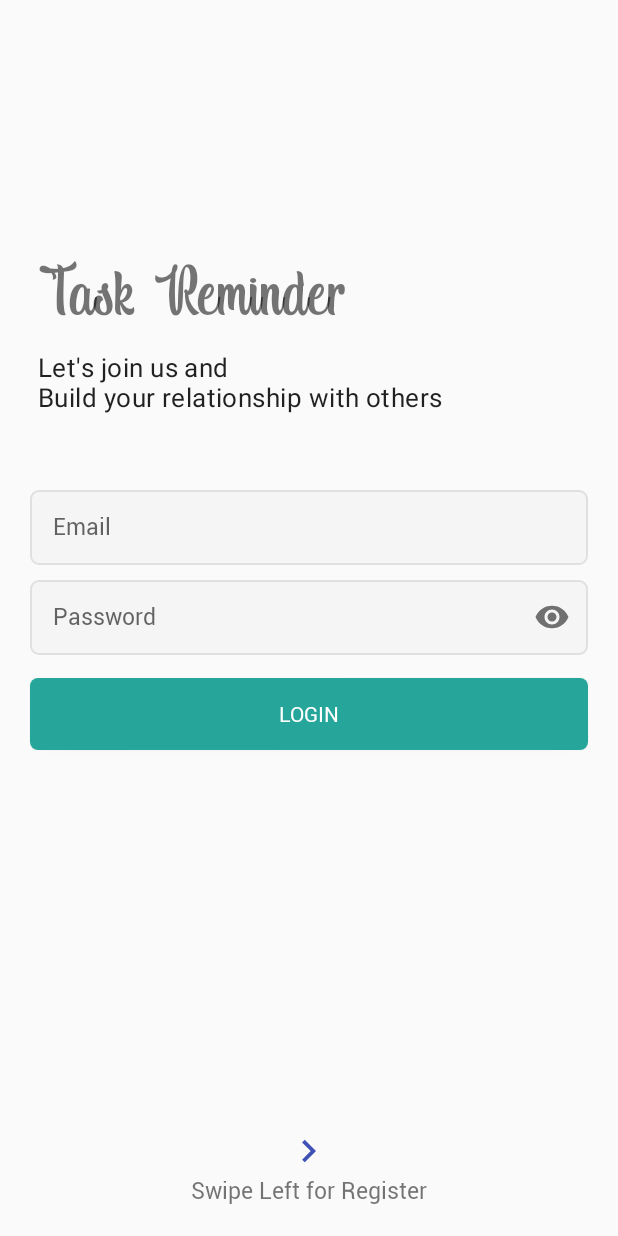
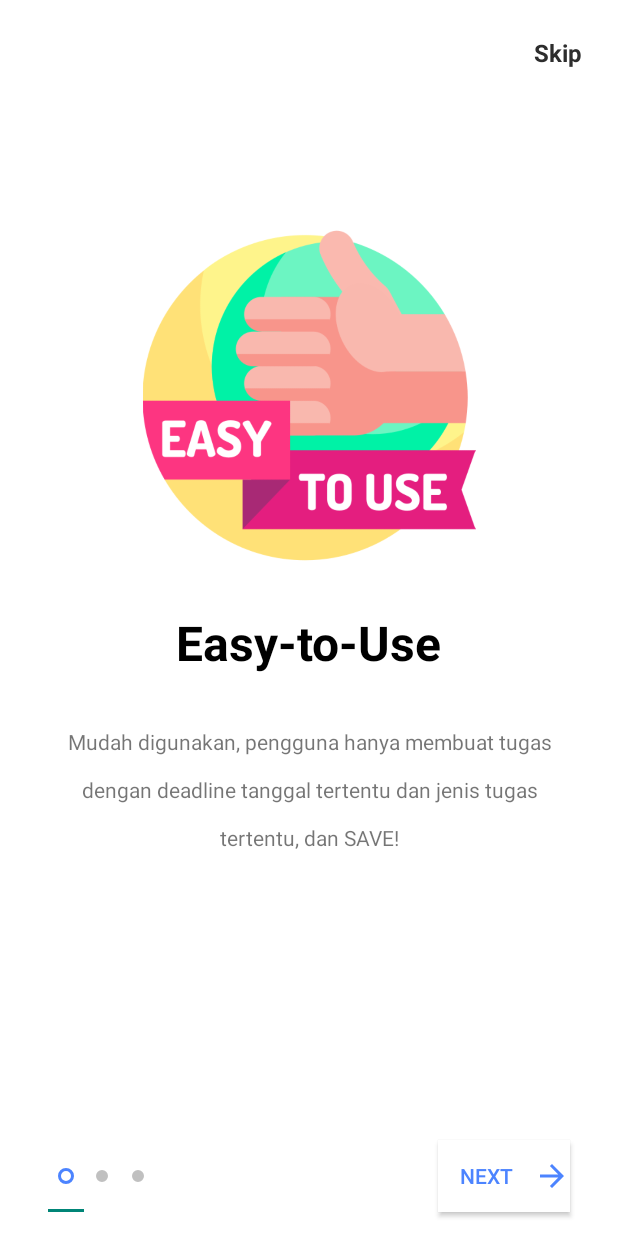
Before and after one commit to sahruldotid/TaskReminder, an Android app: the screen it shows after launch (AuthActivity before the commit, SplashActivity after it), on a phone screen of 412 x 824 dp. Run offline under Robolectric (Android 15) with nearby library versions, the phone set to English and light mode, and no system bars.

Commit message:
add splash screen

```diff
--- /dev/null
+++ b/app/src/main/java/com/syahrul/taskreminder/IntroViewPagerAdapter.java
@@ -0,0 +1,63 @@
+package com.syahrul.taskreminder;
+
+import android.content.Context;
+import android.view.LayoutInflater;
+import android.view.View;
+import android.view.ViewGroup;
+import android.widget.ImageView;
+import android.widget.TextView;
+
+import androidx.annotation.NonNull;
+import androidx.viewpager.widget.PagerAdapter;
+
+import java.util.List;
+
+public class IntroViewPagerAdapter extends PagerAdapter {
+    Context mContext;
+    List<ScreenItem> mListScreen;
+
+    public IntroViewPagerAdapter(Context mContext, List<ScreenItem> mListScreen) {
+        this.mContext = mContext;
+        this.mListScreen = mListScreen;
+    }
+
+
+    @NonNull
+    @Override
+    public Object instantiateItem(@NonNull ViewGroup container, int position) {
+
+        LayoutInflater inflater = (LayoutInflater) mContext.getSystemService(Context.LAYOUT_INFLATER_SERVICE);
+        View layoutScreen = inflater.inflate(R.layout.layout_screen, null);
+
+        ImageView imgSlide = layoutScreen.findViewById(R.id.intro_img);
+        TextView title = layoutScreen.findViewById(R.id.intro_title);
+        TextView description = layoutScreen.findViewById(R.id.intro_description);
+
+        title.setText(mListScreen.get(position).getTitle());
+        description.setText(mListScreen.get(position).getDescription());
+        imgSlide.setImageResource(mListScreen.get(position).getScreenImg());
+
+        container.addView(layoutScreen);
+
+        return layoutScreen;
+
+
+    }
+
+    @Override
+    public int getCount() {
+        return mListScreen.size();
+    }
+
+    @Override
+    public boolean isViewFromObject(@NonNull View view, @NonNull Object o) {
+        return view == o;
+    }
+
+    @Override
+    public void destroyItem(@NonNull ViewGroup container, int position, @NonNull Object object) {
+
+        container.removeView((View) object);
+
+    }
+}
--- /dev/null
+++ b/app/src/main/java/com/syahrul/taskreminder/ScreenItem.java
@@ -0,0 +1,36 @@
+package com.syahrul.taskreminder;
+
+public class ScreenItem {
+    String Title,Description;
+    int ScreenImg;
+
+    public ScreenItem(String title, String description, int screenImg) {
+        Title = title;
+        Description = description;
+        ScreenImg = screenImg;
+    }
+
+    public void setTitle(String title) {
+        Title = title;
+    }
+
+    public void setDescription(String description) {
+        Description = description;
+    }
+
+    public void setScreenImg(int screenImg) {
+        ScreenImg = screenImg;
+    }
+
+    public String getTitle() {
+        return Title;
+    }
+
+    public String getDescription() {
+        return Description;
+    }
+
+    public int getScreenImg() {
+        return ScreenImg;
+    }
+}
--- /dev/null
+++ b/app/src/main/java/com/syahrul/taskreminder/SplashActivity.java
@@ -0,0 +1,213 @@
+package com.syahrul.taskreminder;
+
+import androidx.appcompat.app.AppCompatActivity;
+import androidx.viewpager.widget.ViewPager;
+
+import android.content.Intent;
+import android.content.SharedPreferences;
+import android.os.Bundle;
+import android.view.View;
+import android.view.Window;
+import android.view.WindowManager;
+import android.view.animation.Animation;
+import android.view.animation.AnimationUtils;
+import android.widget.Button;
+import android.widget.TextView;
+
+import com.google.android.material.tabs.TabLayout;
+
+import java.util.ArrayList;
+import java.util.List;
+
+public class SplashActivity extends AppCompatActivity {
+
+    private ViewPager screenPager;
+    IntroViewPagerAdapter introViewPagerAdapter ;
+    TabLayout tabIndicator;
+    Button btnNext;
+    int position = 0 ;
+    Button btnGetStarted;
+    Animation btnAnim ;
+    TextView tvSkip;
+
+
+    @Override
+    protected void onCreate(Bundle savedInstanceState) {
+        super.onCreate(savedInstanceState);
+
+        // make the activity on full screen
+
+        requestWindowFeature(Window.FEATURE_NO_TITLE);
+        getWindow().setFlags(WindowManager.LayoutParams.FLAG_FULLSCREEN,
+                WindowManager.LayoutParams.FLAG_FULLSCREEN);
+
+
+        // when this activity is about to be launch we need to check if its openened before or not
+
+        if (restorePrefData()) {
+
+            Intent loginActivity = new Intent(getApplicationContext(), AuthActivity.class );
+            startActivity(loginActivity);
+            finish();
+
+
+        }
+
+        setContentView(R.layout.activity_splash);
+
+        // hide the action bar
+
+//        getSupportActionBar().hide();
+
+        // ini views
+        btnNext = findViewById(R.id.btn_next);
+        btnGetStarted = findViewById(R.id.btn_get_started);
+        tabIndicator = findViewById(R.id.tab_indicator);
+        btnAnim = AnimationUtils.loadAnimation(getApplicationContext(),R.anim.button_animation);
+        tvSkip = findViewById(R.id.tv_skip);
+
+        // fill list screen
+
+        final List<ScreenItem> mList = new ArrayList<>();
+        mList.add(new ScreenItem("Easy-to-Use","Mudah digunakan, pengguna hanya membuat tugas dengan deadline tanggal tertentu dan jenis tugas tertentu, dan SAVE!",R.drawable.img1));
+        mList.add(new ScreenItem("Add-Edit-Save","Pengguna bisa menambahkan tugas, mengedit tugas, menyimpan tugas, dan menghapus tugas",R.drawable.img2));
+        mList.add(new ScreenItem("Get Notification","Notifikasi Tugas akan otomatis muncul di Notification Bar ketika tugas selesai dibuat",R.drawable.img3));
+
+        // setup viewpager
+        screenPager =findViewById(R.id.screen_viewpager);
+        introViewPagerAdapter = new IntroViewPagerAdapter(this,mList);
+        screenPager.setAdapter(introViewPagerAdapter);
+
+        // setup tablayout with viewpager
+
+        tabIndicator.setupWithViewPager(screenPager);
+
+        // next button click Listner
+
+        btnNext.setOnClickListener(new View.OnClickListener() {
+            @Override
+            public void onClick(View v) {
+
+                position = screenPager.getCurrentItem();
+                if (position < mList.size()) {
+
+                    position++;
+                    screenPager.setCurrentItem(position);
+
+
+                }
+
+                if (position == mList.size()-1) { // when we rech to the last screen
+
+                    // TODO : show the GETSTARTED Button and hide the indicator and the next button
+
+                    loaddLastScreen();
+
+
+                }
+
+
+
+            }
+        });
+
+        // tablayout add change listener
+
+
+        tabIndicator.addOnTabSelectedListener(new TabLayout.BaseOnTabSelectedListener() {
+            @Override
+            public void onTabSelected(TabLayout.Tab tab) {
+
+                if (tab.getPosition() == mList.size()-1) {
+
+                    loaddLastScreen();
+
+                }
+
+
+            }
+
+            @Override
+            public void onTabUnselected(TabLayout.Tab tab) {
+
+            }
+
+            @Override
+            public void onTabReselected(TabLayout.Tab tab) {
+
+            }
+        });
+
+
+
+        // Get Started button click listener
+
+        btnGetStarted.setOnClickListener(new View.OnClickListener() {
+            @Override
+            public void onClick(View v) {
+
+
+                //open main activity
+
+                Intent auth = new Intent(getApplicationContext(),AuthActivity.class);
+                startActivity(auth);
+                // also we need to save a boolean value to storage so next time when the user run the app
+                // we could know that he is already checked the intro screen activity
+                // i'm going to use shared preferences to that process
+                savePrefsData();
+                finish();
+
+
+
+            }
+        });
+
+        // skip button click listener
+
+        tvSkip.setOnClickListener(new View.OnClickListener() {
+            @Override
+            public void onClick(View v) {
+                screenPager.setCurrentItem(mList.size());
+            }
+        });
+
+
+
+    }
+
+    private boolean restorePrefData() {
+
+
+        SharedPreferences pref = getApplicationContext().getSharedPreferences("myPrefs",MODE_PRIVATE);
+        Boolean isIntroActivityOpnendBefore = pref.getBoolean("isIntroOpnend",false);
+        return  isIntroActivityOpnendBefore;
+
+
+
+    }
+
+    private void savePrefsData() {
+
+        SharedPreferences pref = getApplicationContext().getSharedPreferences("myPrefs",MODE_PRIVATE);
+        SharedPreferences.Editor editor = pref.edit();
+        editor.putBoolean("isIntroOpnend",true);
+        editor.commit();
+
+
+    }
+
+    // show the GETSTARTED Button and hide the indicator and the next button
+    private void loaddLastScreen() {
+
+        btnNext.setVisibility(View.INVISIBLE);
+        btnGetStarted.setVisibility(View.VISIBLE);
+        tvSkip.setVisibility(View.INVISIBLE);
+        tabIndicator.setVisibility(View.INVISIBLE);
+        // TODO : ADD an animation the getstarted button
+        // setup animation
+        btnGetStarted.setAnimation(btnAnim);
+
+
+
+    }
+}
--- /dev/null
+++ b/app/src/main/res/drawable-v24/btn_gradient_style.xml
@@ -0,0 +1,11 @@
+<?xml version="1.0" encoding="utf-8"?>
+<shape xmlns:android="http://schemas.android.com/apk/res/android">
+
+    <corners android:radius="6dp"></corners>
+
+
+    <gradient android:startColor="@color/gradient_start_color"
+        android:endColor="@color/gradient_end_color" />
+
+
+</shape>
--- /dev/null
+++ b/app/src/main/res/drawable-v24/ic_arrow_forward_black_24dp.xml
@@ -0,0 +1,9 @@
+<vector xmlns:android="http://schemas.android.com/apk/res/android"
+        android:width="24dp"
+        android:height="24dp"
+        android:viewportWidth="24.0"
+        android:viewportHeight="24.0">
+    <path
+        android:fillColor="#FF000000"
+        android:pathData="M12,4l-1.41,1.41L16.17,11H4v2h12.17l-5.58,5.59L12,20l8,-8z"/>
+</vector>
--- /dev/null
+++ b/app/src/main/res/drawable-v24/indicator_default.xml
@@ -0,0 +1,23 @@
+<?xml version="1.0" encoding="utf-8"?>
+<layer-list xmlns:android="http://schemas.android.com/apk/res/android">
+
+    <item>
+
+        <shape android:shape="ring"
+                android:innerRadius="0dp"
+                android:thickness="4dp"
+                android:useLevel="false">
+
+            <solid android:color="@color/tab_indicator_gray" />
+
+
+
+        </shape>
+
+
+
+    </item>
+
+
+
+</layer-list>
--- /dev/null
+++ b/app/src/main/res/drawable-v24/indicator_selected.xml
@@ -0,0 +1,23 @@
+<?xml version="1.0" encoding="utf-8"?>
+<layer-list xmlns:android="http://schemas.android.com/apk/res/android">
+
+    <item>
+
+        <shape android:shape="ring"
+            android:innerRadius="3dp"
+            android:thickness="2dp"
+            android:useLevel="false">
+
+            <solid android:color="@color/gradient_start_color" />
+
+
+
+        </shape>
+
+
+
+    </item>
+
+
+
+</layer-list>
--- /dev/null
+++ b/app/src/main/res/drawable-v24/indicator_selector.xml
@@ -0,0 +1,12 @@
+<?xml version="1.0" encoding="utf-8"?>
+<selector xmlns:android="http://schemas.android.com/apk/res/android">
+
+
+    <item android:drawable="@drawable/indicator_selected"
+            android:state_selected="true" />
+
+    <item android:drawable="@drawable/indicator_default" />
+
+
+
+</selector>
--- /dev/null
+++ b/app/src/main/res/layout/activity_splash.xml
@@ -0,0 +1,81 @@
+<?xml version="1.0" encoding="utf-8"?>
+<androidx.constraintlayout.widget.ConstraintLayout xmlns:android="http://schemas.android.com/apk/res/android"
+    xmlns:app="http://schemas.android.com/apk/res-auto"
+    xmlns:tools="http://schemas.android.com/tools"
+    android:layout_width="match_parent"
+    android:layout_height="match_parent"
+    tools:context=".SplashActivity"
+    android:background="#ffffff">
+
+    <androidx.viewpager.widget.ViewPager
+        android:id="@+id/screen_viewpager"
+        android:layout_width="0dp"
+        android:layout_height="0dp"
+        android:layout_marginBottom="8dp"
+        app:layout_constraintBottom_toTopOf="@+id/tab_indicator"
+        app:layout_constraintEnd_toEndOf="parent"
+        app:layout_constraintStart_toStartOf="parent"
+        app:layout_constraintTop_toTopOf="parent" />
+
+    <Button
+        android:id="@+id/btn_next"
+        android:layout_width="wrap_content"
+        android:layout_height="wrap_content"
+        android:layout_marginEnd="32dp"
+        android:layout_marginRight="32dp"
+        android:layout_marginBottom="16dp"
+        android:background="#fff"
+        android:drawableRight="@drawable/ic_arrow_forward_black_24dp"
+        android:drawableTint="@color/gradient_start_color"
+        android:text="Next"
+        android:textColor="@color/gradient_start_color"
+        app:layout_constraintBottom_toBottomOf="parent"
+        app:layout_constraintEnd_toEndOf="parent" />
+
+    <com.google.android.material.tabs.TabLayout
+        android:id="@+id/tab_indicator"
+        android:layout_width="wrap_content"
+        android:layout_height="wrap_content"
+        android:layout_marginStart="32dp"
+        android:layout_marginLeft="32dp"
+        android:layout_marginEnd="8dp"
+        android:layout_marginRight="8dp"
+        android:layout_marginBottom="16dp"
+        app:layout_constraintBottom_toBottomOf="parent"
+        app:layout_constraintEnd_toStartOf="@+id/btn_next"
+        app:layout_constraintHorizontal_bias="0.0"
+        app:layout_constraintStart_toStartOf="parent"
+        app:tabBackground="@drawable/indicator_selector">
+    </com.google.android.material.tabs.TabLayout>
+
+    <Button
+        android:visibility="invisible"
+        android:id="@+id/btn_get_started"
+        android:layout_width="132dp"
+        android:layout_height="wrap_content"
+        android:layout_marginStart="8dp"
+        android:layout_marginLeft="8dp"
+        android:layout_marginEnd="8dp"
+        android:layout_marginRight="8dp"
+        android:layout_marginBottom="64dp"
+        android:background="@drawable/btn_gradient_style"
+        android:text="Get Started"
+        android:textColor="#fff"
+        app:layout_constraintBottom_toBottomOf="parent"
+        app:layout_constraintEnd_toEndOf="parent"
+        app:layout_constraintStart_toStartOf="parent" />
+
+    <TextView
+        android:textSize="16sp"
+        android:textStyle="bold"
+        android:textColor="#2d2d2d"
+        android:id="@+id/tv_skip"
+        android:layout_width="wrap_content"
+        android:layout_height="wrap_content"
+        android:layout_marginTop="24dp"
+        android:layout_marginEnd="24dp"
+        android:layout_marginRight="24dp"
+        android:text="Skip"
+        app:layout_constraintEnd_toEndOf="parent"
+        app:layout_constraintTop_toTopOf="parent" />
+</androidx.constraintlayout.widget.ConstraintLayout>
--- /dev/null
+++ b/app/src/main/res/layout/layout_screen.xml
@@ -0,0 +1,66 @@
+<?xml version="1.0" encoding="utf-8"?>
+<androidx.constraintlayout.widget.ConstraintLayout xmlns:android="http://schemas.android.com/apk/res/android"
+    xmlns:app="http://schemas.android.com/apk/res-auto"
+    xmlns:tools="http://schemas.android.com/tools"
+    android:layout_width="match_parent"
+    android:layout_height="match_parent"
+    android:background="#ffffff">
+
+    <androidx.constraintlayout.widget.Guideline
+        android:id="@+id/guideline"
+        android:layout_width="wrap_content"
+        android:layout_height="wrap_content"
+        android:orientation="horizontal"
+        app:layout_constraintGuide_percent="0.56882256" />
+
+    <TextView
+        android:id="@+id/intro_title"
+        android:layout_width="wrap_content"
+        android:layout_height="wrap_content"
+        android:layout_marginStart="16dp"
+        android:layout_marginLeft="16dp"
+        android:layout_marginEnd="16dp"
+        android:layout_marginRight="16dp"
+        android:layout_marginBottom="8dp"
+        android:text="TextView"
+        android:textColor="@color/intro_title_color"
+        android:textSize="32dp"
+        android:textStyle="bold"
+        app:layout_constraintBottom_toTopOf="@+id/guideline"
+        app:layout_constraintEnd_toEndOf="parent"
+        app:layout_constraintStart_toStartOf="parent"
+        app:layout_constraintTop_toTopOf="@+id/guideline" />
+
+    <TextView
+        android:lineSpacingExtra="16dp"
+        android:id="@+id/intro_description"
+        android:layout_width="0dp"
+        android:layout_height="wrap_content"
+        android:layout_marginStart="32dp"
+        android:layout_marginLeft="32dp"
+        android:layout_marginTop="8dp"
+        android:layout_marginEnd="32dp"
+        android:layout_marginRight="32dp"
+        android:layout_marginBottom="8dp"
+        android:text="TextView"
+        android:textAlignment="center"
+        app:layout_constraintBottom_toBottomOf="parent"
+        app:layout_constraintEnd_toEndOf="parent"
+        app:layout_constraintStart_toStartOf="parent"
+        app:layout_constraintTop_toBottomOf="@+id/intro_title"
+        app:layout_constraintVertical_bias="0.13" />
+
+    <ImageView
+        android:id="@+id/intro_img"
+        android:layout_width="wrap_content"
+        android:layout_height="222dp"
+        android:layout_marginStart="8dp"
+        android:layout_marginLeft="8dp"
+        android:layout_marginEnd="8dp"
+        android:layout_marginRight="8dp"
+        android:layout_marginBottom="32dp"
+        app:layout_constraintBottom_toTopOf="@+id/intro_title"
+        app:layout_constraintEnd_toEndOf="parent"
+        app:layout_constraintStart_toStartOf="parent"
+        tools:srcCompat="@tools:sample/avatars" />
+</androidx.constraintlayout.widget.ConstraintLayout>
--- a/app/src/main/res/values/colors.xml
+++ b/app/src/main/res/values/colors.xml
@@ -10,4 +10,15 @@
     <color name="colorPrimary">#3F51B5</color>
     <color name="colorPrimaryDark">#303F9F</color>
     <color name="colorAccent">#FF4081</color>
+    <color name="gradient_start_color">#4c84ff</color>
+    <color name="gradient_end_color">#18a3fe</color>
+
+
+    <!-- colors for tab and screent text -->
+
+    <color name="tab_indicator_gray">#c0c0c0</color>
+    <color name="intro_title_color">#000000</color>
+    <color name="intro_description_color">#656565</color>
+
+
 </resources>
--- a/build.gradle
+++ b/build.gradle
@@ -6,7 +6,7 @@ buildscript {
     }
     dependencies {
         classpath "com.android.tools.build:gradle:7.0.1"
-        classpath 'com.google.gms:google-services:4.3.3'
+        classpath 'com.google.gms:google-services:4.3.10'
 
         // NOTE: Do not place your application dependencies here; they belong
         // in the individual module build.gradle files
```
Also changed, not shown: app/src/main/AndroidManifest.xml (+6 -2 lines), app/src/main/java/com/syahrul/taskreminder/MainActivity.java (+4 -22 lines), app/src/main/res/anim/button_animation.xml (added, +16 -0 lines), app/src/main/res/drawable-v24/img1.png (added), app/src/main/res/drawable-v24/img2.png (added), app/src/main/res/drawable-v24/img3.png (added), 1 other file.
